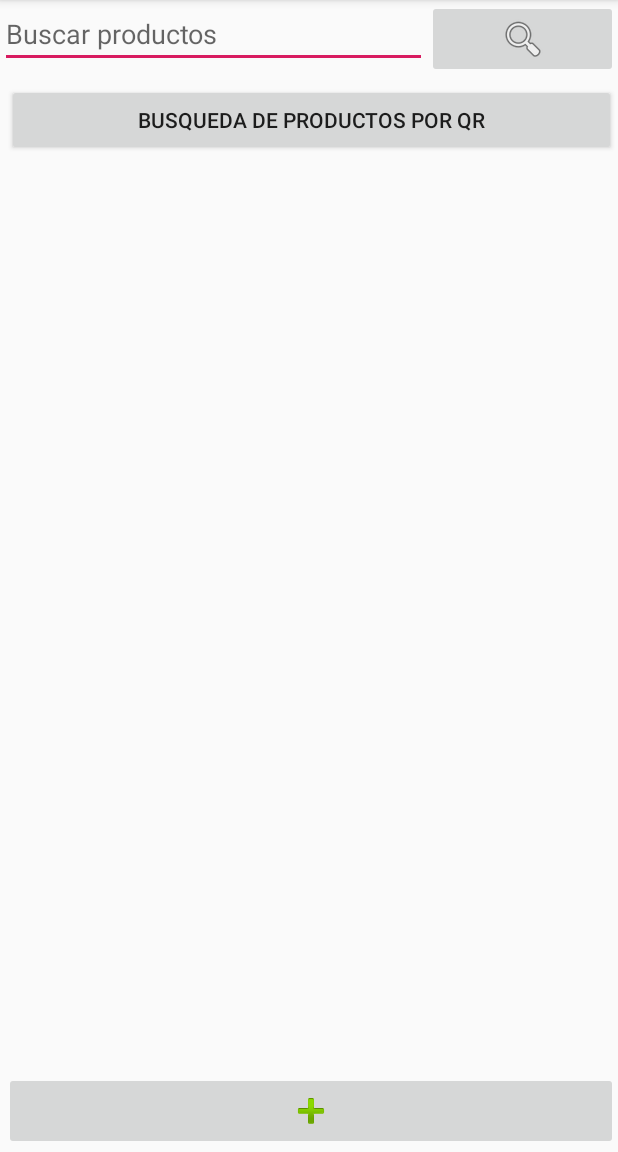
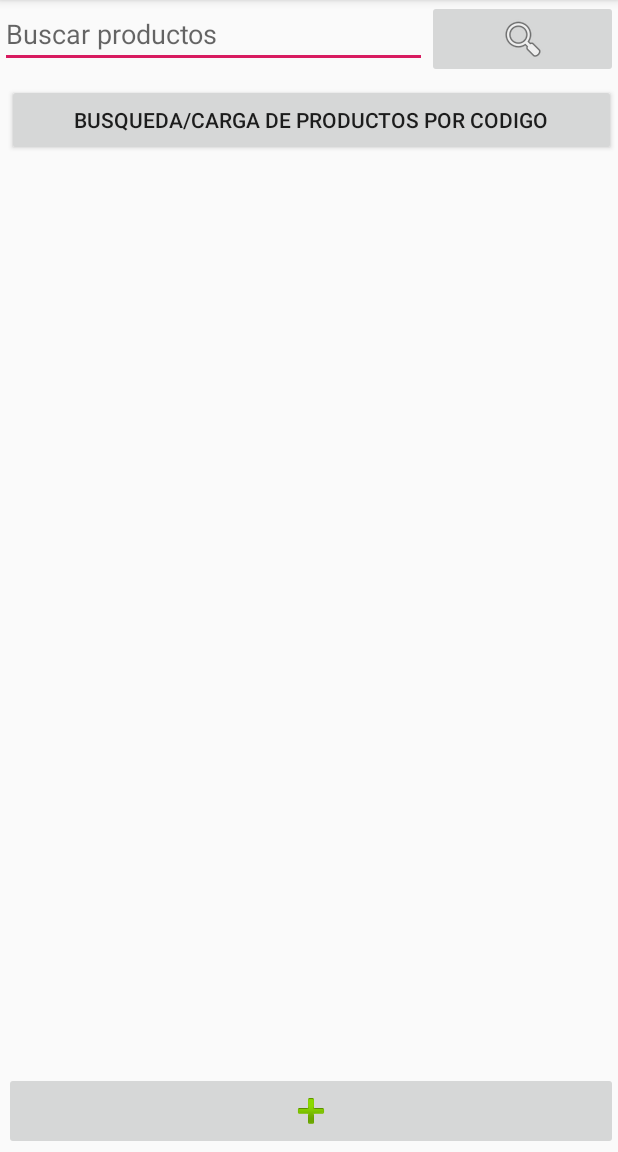
Before and after one commit to SosaToledo/controlstock, an Android app: the productActivity screen opened directly, with no data from a screen before it, on a phone screen of 412 x 824 dp, the part 84-1236 px from its top. Run offline under Robolectric (Android 15) with nearby library versions, the phone set to English and light mode, and no system bars; libraries missing offline, so code that uses them is left out: com.google.zxing.integration, me.dm7.barcodescanner; 5 statements that could not run were skipped.

Commit message:
camera/detailsProduct activity
search and query any product for code.

```diff
--- a/app/build.gradle
+++ b/app/build.gradle
@@ -31,4 +31,8 @@ dependencies {
     androidTestImplementation 'com.android.support.test:runner:1.0.2'
     androidTestImplementation 'com.android.support.test.espresso:espresso-core:3.0.2'
     implementation 'com.android.support:design:28.0.0'
+
+
+    implementation 'me.dm7.barcodescanner:zxing:1.9'
+    implementation 'com.journeyapps:zxing-android-embedded:3.5.0'
 }
--- a/app/src/main/AndroidManifest.xml
+++ b/app/src/main/AndroidManifest.xml
@@ -9,6 +9,8 @@
             android:roundIcon="@mipmap/ic_launcher_round"
             android:supportsRtl="true"
             android:theme="@style/AppTheme">
+        <activity android:name=".listProductActivity">
+        </activity>
         <activity android:name=".productActivity">
         </activity>
         <activity android:name=".MainActivity">
--- a/app/src/main/res/layout/activity_product.xml
+++ b/app/src/main/res/layout/activity_product.xml
@@ -12,23 +12,26 @@
                 android:layout_height="wrap_content"
                 android:inputType="textPersonName"
                 android:ems="10"
-                android:id="@+id/editText2" android:layout_weight="1" android:hint="@string/buscar_productos"
+                android:id="@+id/et_productToFind" android:layout_weight="1" android:hint="@string/buscar_productos"
                 android:importantForAutofill="no"/>
         <ImageButton
                 android:layout_width="wrap_content"
                 android:layout_height="wrap_content" app:srcCompat="@android:drawable/ic_menu_search"
-                android:id="@+id/imageButton2" android:layout_weight="1" android:contentDescription="@string/buscar_productos"/>
+                android:id="@+id/ibtn_searchByText" android:layout_weight="1"
+                android:contentDescription="@string/buscar_productos" android:onClick="searchProductByText"/>
     </LinearLayout>
     <ImageButton
             android:layout_width="409dp"
             android:layout_height="wrap_content" app:srcCompat="@android:drawable/ic_input_add"
-            android:id="@+id/imageButton4" android:layout_alignParentBottom="true" android:layout_marginBottom="1dp"
-            android:layout_alignParentEnd="true" android:layout_marginEnd="0dp" android:contentDescription="@string/cargar_producto"/>
+            android:id="@+id/ibtn_addProduct" android:layout_alignParentBottom="true" android:layout_marginBottom="1dp"
+            android:layout_alignParentEnd="true" android:layout_marginEnd="0dp"
+            android:contentDescription="@string/cargar_producto" android:onClick="addProductByText"/>
     <Button
-            android:text="@string/busqueda_de_productos_por_qr"
+            android:text="@string/busqueda_de_productos_por_codigo"
             android:layout_width="406dp"
-            android:layout_height="wrap_content" android:id="@+id/button" android:layout_alignParentEnd="true"
+            android:layout_height="wrap_content" android:id="@+id/btn_searchByQr" android:layout_alignParentEnd="true"
             android:layout_marginEnd="1dp"
             android:layout_marginTop="56dp" android:layout_alignTop="@id/LLbusquedaprod"
-            android:contentDescription="@string/busqueda_de_productos_por_qr"/>
+            android:contentDescription="@string/busqueda_de_productos_por_codigo"
+            android:onClick="searchByCode"/>
 </RelativeLayout>
--- a/app/src/main/res/values/strings.xml
+++ b/app/src/main/res/values/strings.xml
@@ -2,6 +2,6 @@
     <string name="app_name">ControlStock</string>
     <string name="buscar_productos">Buscar productos</string>
     <string name="todo">TODO</string>
-    <string name="busqueda_de_productos_por_qr">busqueda de productos por qr</string>
+    <string name="busqueda_de_productos_por_codigo">busqueda/carga de productos por codigo</string>
     <string name="cargar_producto">cargar producto</string>
 </resources>
```
Also changed, not shown: app/src/main/java/ar/com/thinco/controlstock/listProductActivity.kt (added, +17 -0 lines), app/src/main/java/ar/com/thinco/controlstock/productActivity.kt (+42 -0 lines), app/src/main/res/layout/activity_list_product.xml (added, +19 -0 lines).
